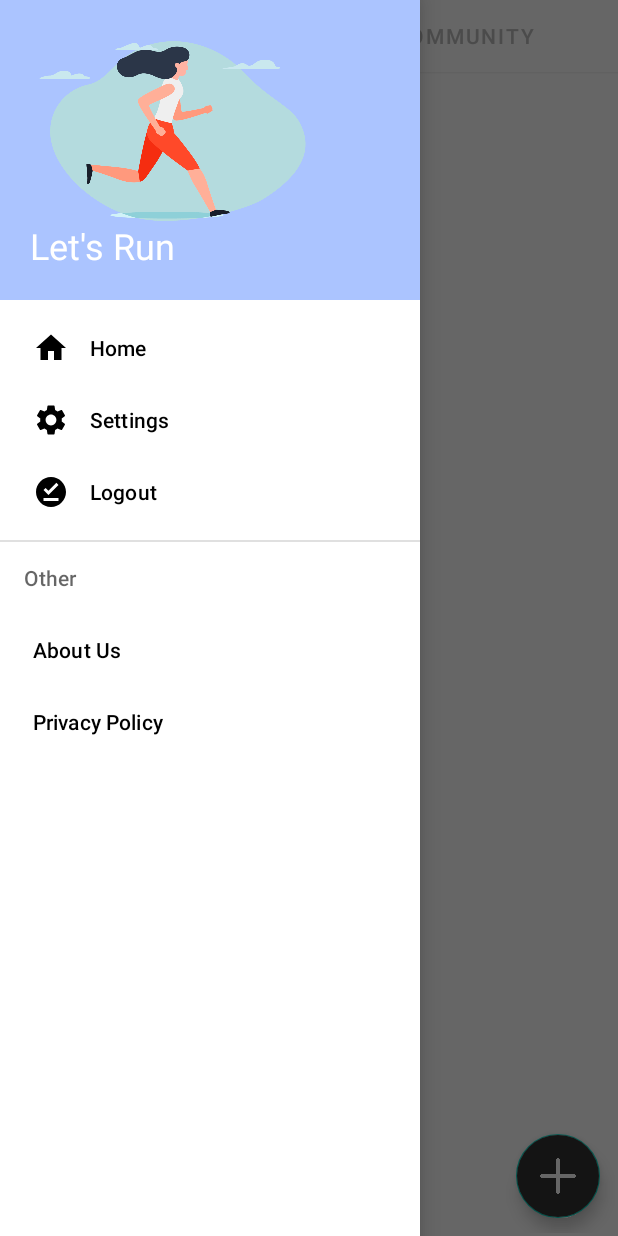
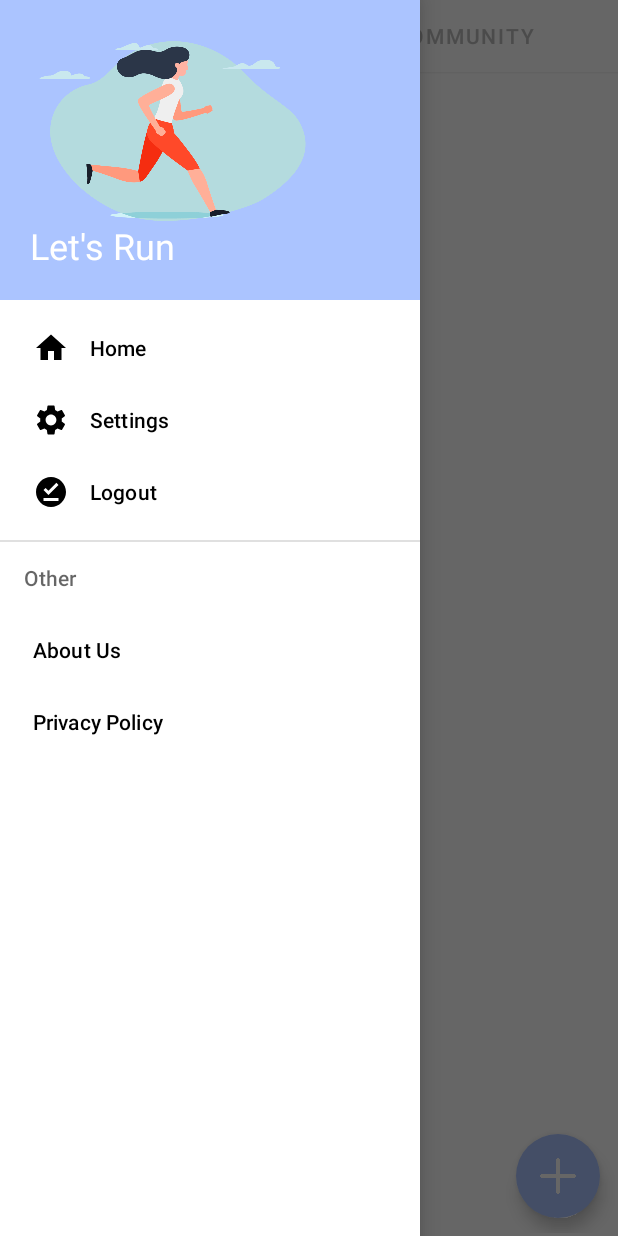
Before and after one commit to reverg/MadCamp2, an Android app: the fragment FragmentCommunity placed in its activity, with the side drawer open, on a phone screen of 412 x 824 dp. Run offline under Robolectric (Android 15) with nearby library versions, the phone set to English and light mode, and no system bars; libraries missing offline, so code that uses them is left out: com.naver.maps; Roboto replaces fonts that are not available here; 15 statements that could not run were skipped.

Commit message:
update ui

```diff
--- a/app/src/main/java/com/example/madcamp2/MainActivity.java
+++ b/app/src/main/java/com/example/madcamp2/MainActivity.java
@@ -13,6 +13,8 @@ import android.view.MenuItem;
 import android.view.View;
 import android.widget.ImageView;
 import android.widget.Toast;
+
+import androidx.annotation.NonNull;
 import androidx.appcompat.widget.Toolbar;
 
 
@@ -42,6 +44,8 @@ public class MainActivity extends AppCompatActivity {
     TabLayout.Tab communityTab;
     FragmentMap fragmentMap;
     FragmentCommunity fragmentCommunity;
+
+    private DrawerLayout drawerLayout;
     NavigationView navigationView;
 
     @Override
@@ -87,5 +91,28 @@ public class MainActivity extends AppCompatActivity {
 
             }
         });
+
+        navigationView = findViewById(R.id.navigation_view);
+        drawerLayout = findViewById(R.id.drawerLayout);
+
+        navigationView.setNavigationItemSelectedListener(new NavigationView.OnNavigationItemSelectedListener() {
+            @Override
+            public boolean onNavigationItemSelected(@NonNull MenuItem item) {
+                item.setChecked(true);
+                drawerLayout.closeDrawers();
+
+                int id = item.getItemId();
+
+                if (id == R.id.nav_logout) {
+                    TokenManager.setToken(getApplicationContext(), TokenManager.TOKEN_KEY, "");
+
+                    Intent intent = new Intent(MainActivity.this, SignInActivity.class);
+                    startActivity(intent);
+                    finish();
+                }
+
+                return true;
+            }
+        });
     }
 }
--- a/app/src/main/java/com/example/madcamp2/auth/SignInActivity.java
+++ b/app/src/main/java/com/example/madcamp2/auth/SignInActivity.java
@@ -81,8 +81,8 @@ public class SignInActivity extends Activity {
                         TokenManager.setToken(getApplicationContext(), TokenManager.TOKEN_KEY, accessToken);
 
                         Intent intent = new Intent(SignInActivity.this, MainActivity.class);
-                        intent.setFlags(Intent.FLAG_ACTIVITY_CLEAR_TASK);
                         startActivity(intent);
+                        finish();
                 } else {
                     Toast.makeText(getApplicationContext(), "error = " + String.valueOf(response.code()),
                             Toast.LENGTH_LONG).show();
--- a/app/src/main/java/com/example/madcamp2/community/CommunityAdapter.java
+++ b/app/src/main/java/com/example/madcamp2/community/CommunityAdapter.java
@@ -78,7 +78,7 @@ public class CommunityAdapter extends RecyclerView.Adapter<CommunityAdapter.Comm
             public boolean onLongClick(View view) {
                 String token = TokenManager.getToken(mContext, TokenManager.TOKEN_KEY);
                 deleteGroup(token, groupList.get(viewHolder.getAdapterPosition()).getGroupId(), viewHolder.getAdapterPosition());
-                return false;
+                return true;
             }
         });
 
@@ -113,7 +113,7 @@ public class CommunityAdapter extends RecyclerView.Adapter<CommunityAdapter.Comm
                         e.printStackTrace();
                     }
                 } else {
-                    Toast.makeText(mContext, "AUAUTHORIZED",
+                    Toast.makeText(mContext, "ANAUTHORIZED!",
                             Toast.LENGTH_LONG).show();
                 }
             }
--- /dev/null
+++ b/app/src/main/res/drawable/ic_baseline_group_add_24.xml
@@ -0,0 +1,5 @@
+<vector android:height="72dp" android:tint="#FFFFFF"
+    android:viewportHeight="24" android:viewportWidth="24"
+    android:width="72dp" xmlns:android="http://schemas.android.com/apk/res/android">
+    <path android:fillColor="@android:color/white" android:pathData="M8,10L5,10L5,7L3,7v3L0,10v2h3v3h2v-3h3v-2zM18,11c1.66,0 2.99,-1.34 2.99,-3S19.66,5 18,5c-0.32,0 -0.63,0.05 -0.91,0.14 0.57,0.81 0.9,1.79 0.9,2.86s-0.34,2.04 -0.9,2.86c0.28,0.09 0.59,0.14 0.91,0.14zM13,11c1.66,0 2.99,-1.34 2.99,-3S14.66,5 13,5c-1.66,0 -3,1.34 -3,3s1.34,3 3,3zM19.62,13.16c0.83,0.73 1.38,1.66 1.38,2.84v2h3v-2c0,-1.54 -2.37,-2.49 -4.38,-2.84zM13,13c-2,0 -6,1 -6,3v2h12v-2c0,-2 -4,-3 -6,-3z"/>
+</vector>
--- a/app/src/main/res/drawable/rounding_box.xml
+++ b/app/src/main/res/drawable/rounding_box.xml
@@ -1,7 +1,7 @@
 <?xml version="1.0" encoding="UTF-8"?>
 <shape xmlns:android="http://schemas.android.com/apk/res/android">
     <solid
-        android:color="#565656" />
+        android:color="#878787" />
     <padding
         android:left="45px"
         android:top="15px"
--- a/app/src/main/res/layout/activity_sign_in.xml
+++ b/app/src/main/res/layout/activity_sign_in.xml
@@ -78,7 +78,7 @@
 
     <ImageView
         android:layout_width="wrap_content"
-        android:layout_height="260dp"
+        android:layout_height="wrap_content"
         android:layout_gravity="bottom|end"
         android:layout_marginLeft="-25dp"
         android:background="@drawable/signin" />
--- a/app/src/main/res/layout/activity_sign_up.xml
+++ b/app/src/main/res/layout/activity_sign_up.xml
@@ -2,12 +2,12 @@
 <LinearLayout xmlns:android="http://schemas.android.com/apk/res/android"
     android:layout_width="match_parent"
     android:layout_height="match_parent"
-    android:orientation="vertical" >
+    android:orientation="vertical"
+    android:paddingTop="10dp">
 
     <TextView
         android:layout_width="wrap_content"
         android:text = "Sign Up"
-        android:layout_marginTop="20dp"
         android:textSize = "24sp"
         android:textStyle="bold"
         android:textColor ="@color/dark_blue"
@@ -91,6 +91,6 @@
         android:layout_gravity="bottom|end"
         android:layout_marginLeft="-25dp"
         android:layout_width="wrap_content"
-        android:layout_height="260dp"
+        android:layout_height="wrap_content"
         android:background="@drawable/signin" />
 </LinearLayout>
--- a/app/src/main/res/layout/fragment_community.xml
+++ b/app/src/main/res/layout/fragment_community.xml
@@ -8,7 +8,7 @@
     android:orientation="vertical"
     android:padding="2dp">
 
-    <FrameLayout xmlns:android="http://schemas.android.com/apk/res/android"
+    <FrameLayout
         android:id="@+id/fragment_community"
         android:layout_width="match_parent"
         android:layout_height="match_parent">
@@ -24,10 +24,11 @@
         android:layout_width="wrap_content"
         android:layout_height="wrap_content"
         android:layout_above="@id/fab_join_group"
+        app:borderWidth="0dp"
         android:layout_alignParentRight="true"
         android:layout_marginEnd="10dp"
         android:layout_marginBottom="10dp"
-        android:backgroundTint="#565656"
+        android:backgroundTint="@color/baby_blue"
         android:src="@drawable/join_group"
         app:tint="@android:color/white" />
 
@@ -50,11 +51,13 @@
         android:layout_height="wrap_content"
         android:layout_above="@id/fab_main"
         android:layout_alignParentRight="true"
+        app:borderWidth="0dp"
         android:layout_marginEnd="10dp"
         android:layout_marginBottom="10dp"
-        android:backgroundTint="#565656"
-        android:src="@drawable/join_group"
-        app:tint="@android:color/white" />
+        android:backgroundTint="@color/pastel_blue"
+        android:src="@drawable/ic_baseline_group_add_24"
+        app:tint="@android:color/white"
+        app:maxImageSize="38dp"/>
 
     <TextView
         android:id="@+id/fab_join_group_text"
@@ -72,12 +75,13 @@
     <com.google.android.material.floatingactionbutton.FloatingActionButton
         android:id="@+id/fab_main"
         android:layout_width="216dp"
+        app:borderWidth="0dp"
         android:layout_height="145dp"
         android:layout_alignParentRight="true"
         android:layout_alignParentBottom="true"
         android:layout_marginEnd="10dp"
         android:layout_marginBottom="10dp"
-        android:backgroundTint="#333333"
+        android:backgroundTint="@color/dark_blue"
         android:src="@drawable/plus"
         app:tint="@android:color/white" />
 </RelativeLayout>
```
Also changed, not shown: app/src/main/java/com/example/madcamp2/community/GroupInfoAdapter.java (+9 -3 lines), app/src/main/res/layout/community_item.xml (+5 -5 lines), app/src/main/res/layout/fragment_group_info.xml (+82 -6 lines), app/src/main/res/layout/fragment_map.xml (+6 -7 lines), app/src/main/res/layout/group_info_item.xml (+51 -20 lines), app/src/main/res/drawable/images.png (added), app/src/main/res/drawable/profile.png (added).
